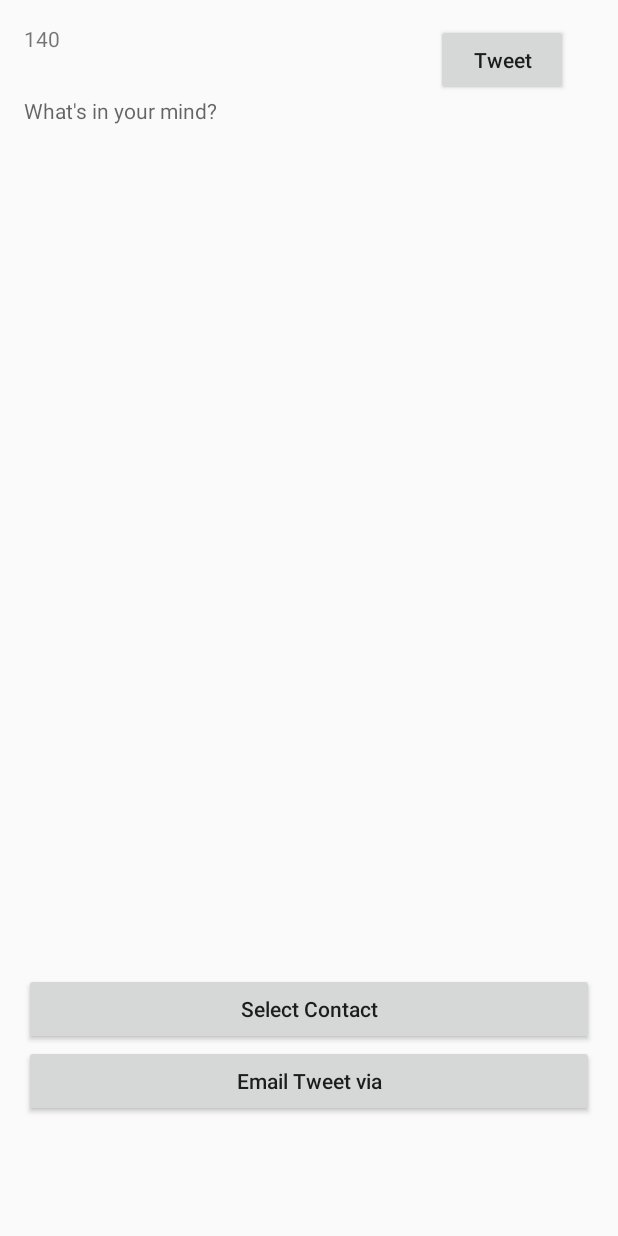
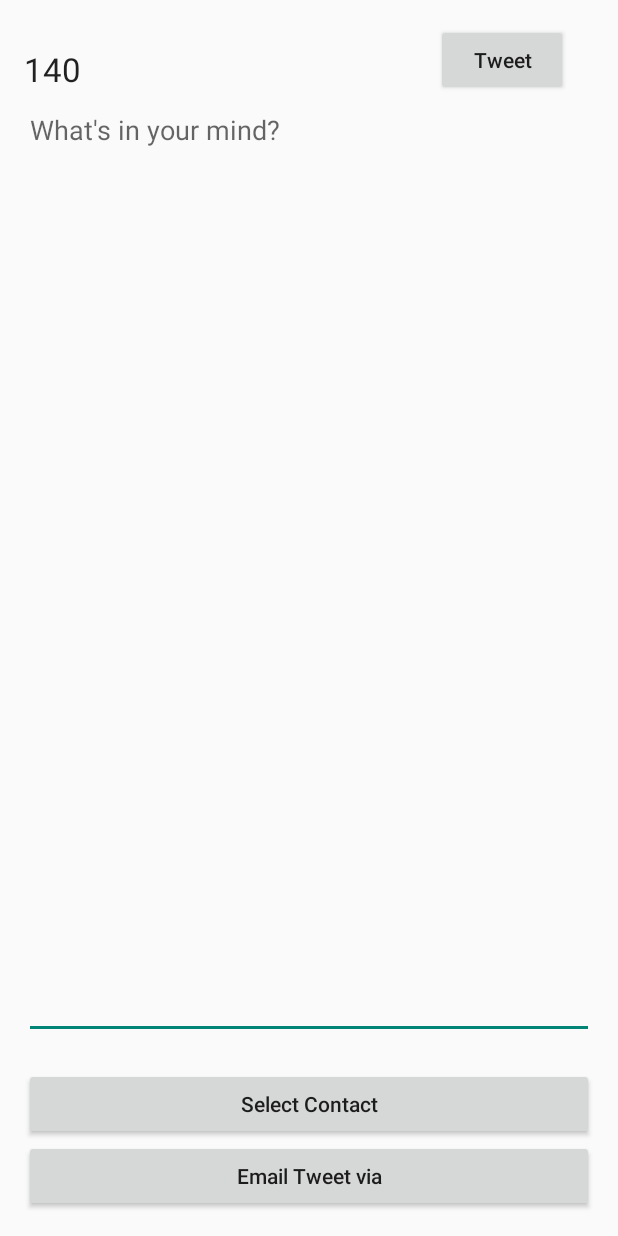
Before and after one commit to beluskova/MyTweet-assignment1, an Android app: the layout activity_twitter.xml on its own in the app's theme, with its tools: preview values and no code run, on a phone screen of 412 x 824 dp. Run offline under Robolectric (Android 15) with nearby library versions, the phone set to English and light mode, and no system bars.

```diff
--- a/app/build.gradle
+++ b/app/build.gradle
@@ -6,7 +6,7 @@ android {
 
     defaultConfig {
         applicationId "annab.twitter_assignment1"
-        minSdkVersion 16
+        minSdkVersion 17
         targetSdkVersion 23
         versionCode 1
         versionName "1.0"
--- a/app/src/main/res/layout/activity_twitter.xml
+++ b/app/src/main/res/layout/activity_twitter.xml
@@ -17,26 +17,23 @@
         android:layout_marginRight="17dp"
         android:text="@string/button_tweet"
         android:textAllCaps="false"/>
+
     <TextView
         android:id="@+id/textCount"
         android:layout_width="wrap_content"
         android:layout_height="wrap_content"
-        android:layout_alignLeft="@id/editStatus"
-        android:layout_alignTop="@id/buttonTweet"
+        android:layout_alignParentLeft="true"
+        android:layout_marginTop="15dp"
         android:text="140"
-        android:textAppearance="?android:attr/textAppearanceSmall"/>
+        android:textAppearance="?android:attr/textAppearanceLarge"/>
 
     <TextView
-        android:id="@+id/editStatus"
+        android:id="@+id/sent_date"
         android:layout_width="match_parent"
-        android:layout_height="match_parent"
-        android:ems="10"
-        android:hint="@string/hint_status"
-        android:inputType="textMultiLine"
-        android:layout_centerHorizontal="true"
-        android:layout_below="@+id/buttonTweet" >
-        <requestFocus/>
-    </TextView>
+        android:layout_height="wrap_content"
+        android:layout_above="@+id/selectContact"
+        android:layout_alignParentStart="true"
+        android:gravity="center"/>
 
     <Button
         android:id="@+id/selectContact"
@@ -48,6 +45,22 @@
         android:layout_alignParentRight="true"
         android:layout_alignParentEnd="true" />
 
+    <EditText
+        android:id="@+id/editStatus"
+        android:layout_width="match_parent"
+        android:layout_height="match_parent"
+        android:ems="10"
+        android:hint="@string/hint_status"
+        android:inputType="textMultiLine"
+        android:gravity="top"
+        android:layout_alignRight="@id/selectContact"
+        android:layout_alignParentStart="true"
+        android:layout_below="@+id/buttonTweet"
+        android:layout_above="@+id/sent_date"
+        android:layout_alignEnd="@+id/buttonTweet">
+        <requestFocus/>
+    </EditText>
+
     <Button
         android:id="@+id/sendEmail"
         android:layout_width="match_parent"
@@ -55,8 +68,8 @@
         android:text="@string/action_email"
         android:textAllCaps="false"
         android:layout_alignParentBottom="true"
-        android:layout_alignParentRight="true"
-        android:layout_alignParentEnd="true"
-        android:layout_marginBottom="63dp" />
+        android:layout_centerHorizontal="true" />
+
+
 
 </RelativeLayout>
--- a/app/src/main/res/values/strings.xml
+++ b/app/src/main/res/values/strings.xml
@@ -3,6 +3,7 @@
 
     <string name="action_settings">Settings</string>
     <string name="button_tweet">Tweet</string>
+    <string name="sent_date">""</string>
     <string name="hint_status">What\'s in your mind?</string>
     <string name="action_select">Select Contact</string>
     <string name="action_email">Email Tweet via</string>
```
Also changed, not shown: app/src/main/java/annab/mytweetActivity/mytweetActivity.java (+33 -0 lines).
